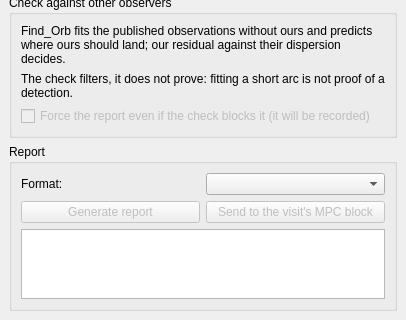
irydeo/nightscribe, file nightscribe/gui/ui/ufe_trackstack_tab.ui: the form before one commit; both pictures show x 0 to 406 and y 563 to 883 of the 406 by 883 pixel window.
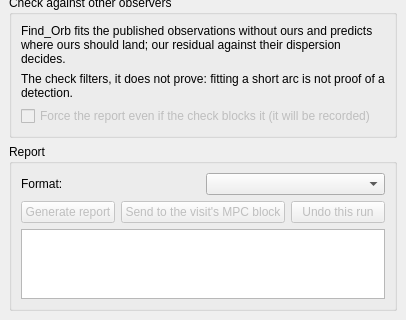
The form after the commit.

Commit message: feat(astrometry): the stack on the main stage, saved in the project, and the run persisted with its undo

What changed in the file:
```diff
--- a/nightscribe/gui/ui/ufe_trackstack_tab.ui
+++ b/nightscribe/gui/ui/ufe_trackstack_tab.ui
@@ -229,6 +229,15 @@
           </property>
          </widget>
         </item>
+        <item>
+         <widget class="QPushButton" name="btn_undo">
+          <property name="enabled"><bool>false</bool></property>
+          <property name="text"><string>Undo this run</string></property>
+          <property name="toolTip">
+           <string>Remove this execution's observations from the project (the run stays, marked undone, for the audit trail); the other runs and the visit are untouched</string>
+          </property>
+         </widget>
+        </item>
        </layout>
       </item>
       <item>
```
The commit also changes 13 other files.
